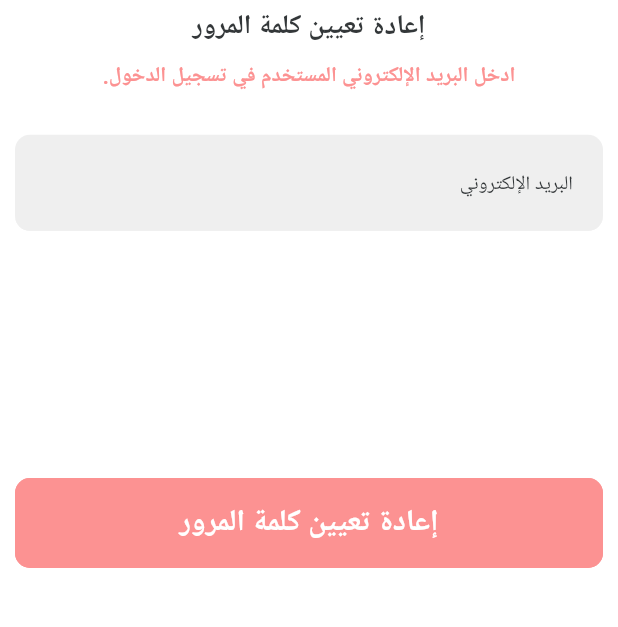
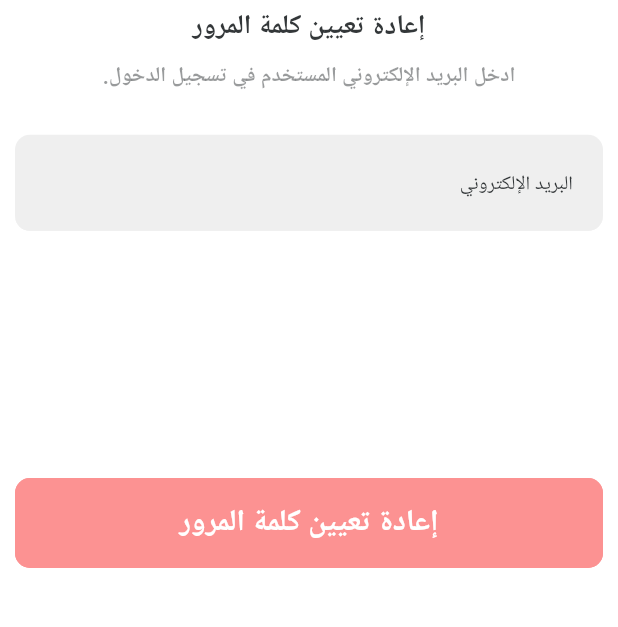
Before and after one commit to Moaaz-Mohammed/Blood-Donation-App, a Flutter app: the screen it shows after launch, after a tap on "Skip", after a tap on "العربية - EG", after a tap on "هل نسيت كلمة المرور؟", on a phone screen of 412 x 824 dp, the part 491-1118 px from its top. Run offline on Flutter 3.47's test engine with Material 2 defaults, Android fonts, the phone set to English and light mode, and no system bars; our stand-ins replace cloud_firestore, easy_localization, firebase_auth, firebase_core, flutter_bloc, flutter_switch and 5 more; accounts and stored records are empty; network calls fail.

```diff
--- a/lib/screens/auth/reset_password.dart
+++ b/lib/screens/auth/reset_password.dart
@@ -44,10 +44,9 @@ class ResetPasswordScreen extends StatelessWidget {
                 Text(
                   LocaleKeys.reset_password_content.tr(),
                   style: Theme.of(context).textTheme.headline1?.copyWith(
-                        color: AppCubit.get(context).isDark
-                            ? CustomColors.primaryRedColor
-                            : CustomColors.primaryDarkColor.withOpacity(0.5),
-                      ),
+                      color: AppCubit.get(context).isDark
+                          ? CustomColors.primaryDarkColor.withOpacity(0.5)
+                          : CustomColors.primaryRedColor),
                 ),
                 const CustomSizedBoxHeight(),
                 const CustomSizedBoxHeight(),
```
